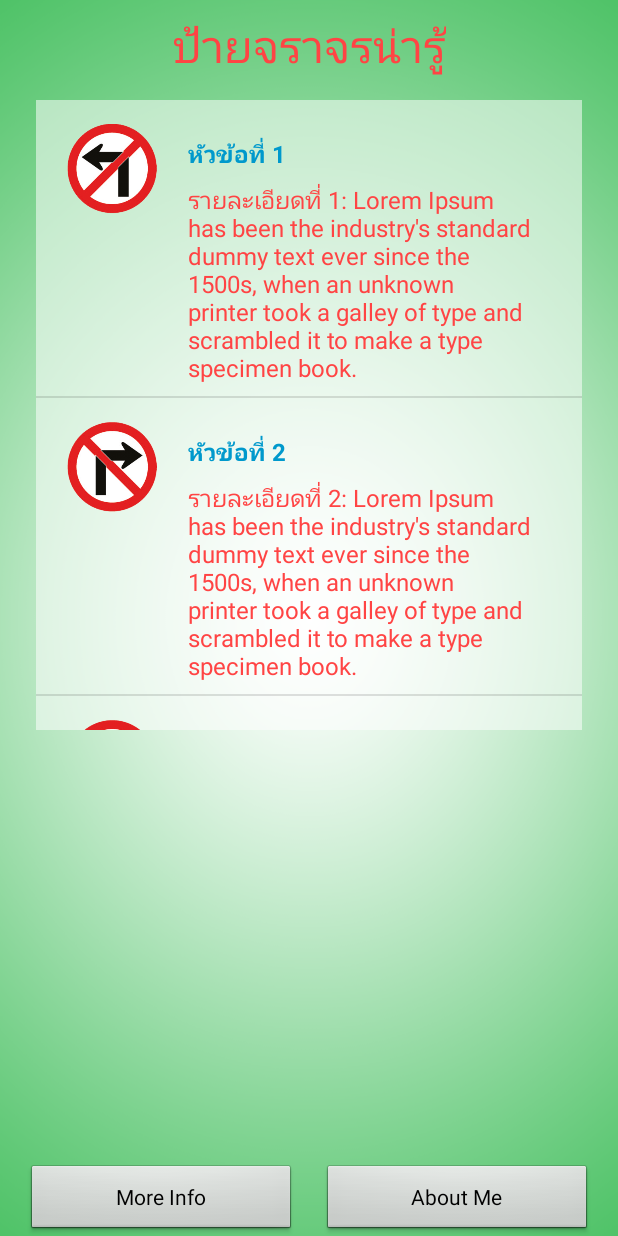
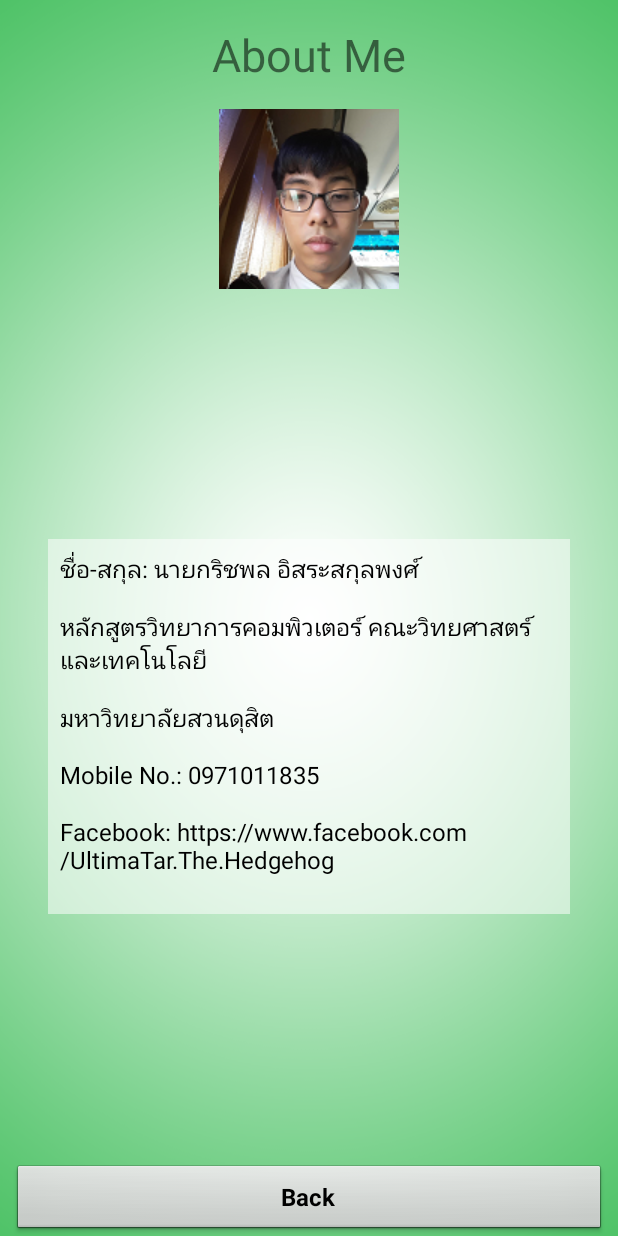
Before and after one commit to krichapol/TrafficSignApp, an Android app: the screen it shows after launch (MainActivity before the commit, AboutMeActivity after it), after a tap on "About Me", on a phone screen of 412 x 824 dp. Run offline under Robolectric (Android 15) with nearby library versions, the phone set to English and light mode, and no system bars.

Commit message:
About Me Complete

```diff
--- a/app/src/main/AndroidManifest.xml
+++ b/app/src/main/AndroidManifest.xml
@@ -16,7 +16,8 @@
                 <category android:name="android.intent.category.LAUNCHER" />
             </intent-filter>
         </activity>
-        <activity android:name=".DetailActivity"></activity>
+        <activity android:name=".DetailActivity" />
+        <activity android:name=".AboutMeActivity"></activity>
     </application>
 
 </manifest>
--- /dev/null
+++ b/app/src/main/java/sdu/cs58/krichapol/trafficsignapp/AboutMeActivity.java
@@ -0,0 +1,20 @@
+package sdu.cs58.krichapol.trafficsignapp;
+
+import android.content.Intent;
+import android.support.v7.app.AppCompatActivity;
+import android.os.Bundle;
+import android.view.View;
+
+public class AboutMeActivity extends AppCompatActivity {
+
+    @Override
+    protected void onCreate(Bundle savedInstanceState) {
+        super.onCreate(savedInstanceState);
+        setContentView(R.layout.activity_about_me);
+    }//end onCreate
+
+    public void Back(View view) {
+        Intent backIntent = new Intent(AboutMeActivity.this, MainActivity.class);
+        startActivity(backIntent);
+    }
+}//end class
--- a/app/src/main/java/sdu/cs58/krichapol/trafficsignapp/MainActivity.java
+++ b/app/src/main/java/sdu/cs58/krichapol/trafficsignapp/MainActivity.java
@@ -50,7 +50,8 @@ public class MainActivity extends AppCompatActivity {
         startActivity(linkIntent);
     }//end clickLink Method
 
-    public void clickMe(View view){
-
-    }
+    public void clickAboutMe(View view) {
+        Intent aboutMeIntent = new Intent(MainActivity.this, AboutMeActivity.class);
+        startActivity(aboutMeIntent);
+    }//end clickAboutMe Method
 }//end class
--- /dev/null
+++ b/app/src/main/res/layout/activity_about_me.xml
@@ -0,0 +1,130 @@
+<?xml version="1.0" encoding="utf-8"?>
+<android.support.constraint.ConstraintLayout xmlns:android="http://schemas.android.com/apk/res/android"
+    xmlns:app="http://schemas.android.com/apk/res-auto"
+    xmlns:tools="http://schemas.android.com/tools"
+    android:layout_width="match_parent"
+    android:layout_height="match_parent"
+    android:background="@drawable/bg6"
+    tools:context=".AboutMeActivity">
+
+    <TextView
+        android:id="@+id/textView2"
+        android:layout_width="wrap_content"
+        android:layout_height="wrap_content"
+        android:layout_marginEnd="8dp"
+        android:layout_marginLeft="8dp"
+        android:layout_marginRight="8dp"
+        android:layout_marginStart="8dp"
+        android:layout_marginTop="16dp"
+        android:text="About Me"
+        android:textSize="@dimen/h1"
+        app:layout_constraintEnd_toEndOf="parent"
+        app:layout_constraintStart_toStartOf="parent"
+        app:layout_constraintTop_toTopOf="parent" />
+
+    <ImageView
+        android:id="@+id/imageView2"
+        android:layout_width="wrap_content"
+        android:layout_height="wrap_content"
+        android:layout_marginEnd="8dp"
+        android:layout_marginLeft="8dp"
+        android:layout_marginRight="8dp"
+        android:layout_marginStart="8dp"
+        android:layout_marginTop="16dp"
+        app:layout_constraintEnd_toEndOf="parent"
+        app:layout_constraintStart_toStartOf="parent"
+        app:layout_constraintTop_toBottomOf="@+id/textView2"
+        app:srcCompat="@drawable/guitar" />
+
+    <ScrollView
+        android:id="@+id/scrollView3"
+        android:layout_width="0dp"
+        android:layout_height="250dp"
+        android:layout_marginBottom="16dp"
+        android:layout_marginEnd="32dp"
+        android:layout_marginLeft="32dp"
+        android:layout_marginRight="32dp"
+        android:layout_marginStart="32dp"
+        android:layout_marginTop="16dp"
+        android:background="#89ffffff"
+        app:layout_constraintBottom_toTopOf="@+id/button"
+        app:layout_constraintEnd_toEndOf="parent"
+        app:layout_constraintStart_toStartOf="parent"
+        app:layout_constraintTop_toBottomOf="@+id/imageView2">
+
+        <LinearLayout
+            android:layout_width="match_parent"
+            android:layout_height="wrap_content"
+            android:orientation="vertical">
+
+            <TextView
+                android:id="@+id/txvName"
+                android:layout_width="match_parent"
+                android:layout_height="match_parent"
+                android:layout_margin="8dp"
+                android:text="@string/my_name"
+                android:textColor="@android:color/black"
+                android:textSize="@dimen/h2"
+                tools:layout_editor_absoluteX="162dp"
+                tools:layout_editor_absoluteY="244dp" />
+
+            <TextView
+                android:id="@+id/txvMajor"
+                android:layout_width="match_parent"
+                android:layout_height="wrap_content"
+                android:layout_margin="8dp"
+                android:text="@string/my_major"
+                android:textColor="@android:color/black"
+                android:textSize="@dimen/h2"
+                tools:layout_editor_absoluteX="127dp"
+                tools:layout_editor_absoluteY="313dp" />
+
+            <TextView
+                android:id="@+id/txvUniversity"
+                android:layout_width="match_parent"
+                android:layout_height="wrap_content"
+                android:layout_margin="8dp"
+                android:text="@string/my_university"
+                android:textColor="@android:color/black"
+                android:textSize="@dimen/h2"
+                tools:layout_editor_absoluteX="52dp"
+                tools:layout_editor_absoluteY="315dp" />
+
+            <TextView
+                android:id="@+id/txvMobile"
+                android:layout_width="match_parent"
+                android:layout_height="wrap_content"
+                android:layout_margin="8dp"
+                android:text="@string/my_mobile"
+                android:textColor="@android:color/black"
+                android:textSize="@dimen/h2" />
+
+            <TextView
+                android:id="@+id/txvFacebook"
+                android:layout_width="match_parent"
+                android:layout_height="wrap_content"
+                android:layout_margin="8dp"
+                android:text="@string/my_facebook"
+                android:textColor="@android:color/black"
+                android:textSize="@dimen/h2" />
+        </LinearLayout>
+    </ScrollView>
+
+    <Button
+        android:id="@+id/button"
+        style="@android:style/Widget.Button"
+        android:layout_width="0dp"
+        android:layout_height="wrap_content"
+        android:layout_marginEnd="8dp"
+        android:layout_marginLeft="8dp"
+        android:layout_marginRight="8dp"
+        android:layout_marginStart="8dp"
+        android:onClick="Back"
+        android:text="Back"
+        android:textSize="@dimen/h2"
+        android:textStyle="bold"
+        app:layout_constraintBottom_toBottomOf="parent"
+        app:layout_constraintEnd_toEndOf="parent"
+        app:layout_constraintStart_toStartOf="parent" />
+
+</android.support.constraint.ConstraintLayout>
--- a/app/src/main/res/layout/activity_main.xml
+++ b/app/src/main/res/layout/activity_main.xml
@@ -30,7 +30,7 @@
         android:layout_height="wrap_content"
         android:layout_marginEnd="8dp"
         android:layout_marginStart="8dp"
-        android:onClick="clickMe"
+        android:onClick="clickAboutMe"
         android:text="About Me"
         app:layout_constraintBottom_toBottomOf="@+id/btnMoreInfo"
         app:layout_constraintEnd_toEndOf="parent"
--- a/app/src/main/res/values/strings.xml
+++ b/app/src/main/res/values/strings.xml
@@ -1,3 +1,8 @@
 <resources>
     <string name="app_name">ป้ายจราจรน่ารู้</string>
+    <string name="my_name">ชื่อ-สกุล: นายกริชพล อิสระสกุลพงศ์</string>
+    <string name="my_major">หลักสูตรวิทยาการคอมพิวเตอร์ คณะวิทยศาสตร์และเทคโนโลยี</string>
+    <string name="my_university">มหาวิทยาลัยสวนดุสิต</string>
+    <string name="my_mobile">Mobile No.: 0971011835</string>
+    <string name="my_facebook">Facebook: https://www.facebook.com/UltimaTar.The.Hedgehog</string>
 </resources>
--- a/build.gradle
+++ b/build.gradle
@@ -7,7 +7,7 @@ buildscript {
         jcenter()
     }
     dependencies {
-        classpath 'com.android.tools.build:gradle:3.1.0'
+        classpath 'com.android.tools.build:gradle:3.1.1'
 
 
         // NOTE: Do not place your application dependencies here; they belong
```
Also changed, not shown: app/src/main/res/drawable/guitar.png (added).
